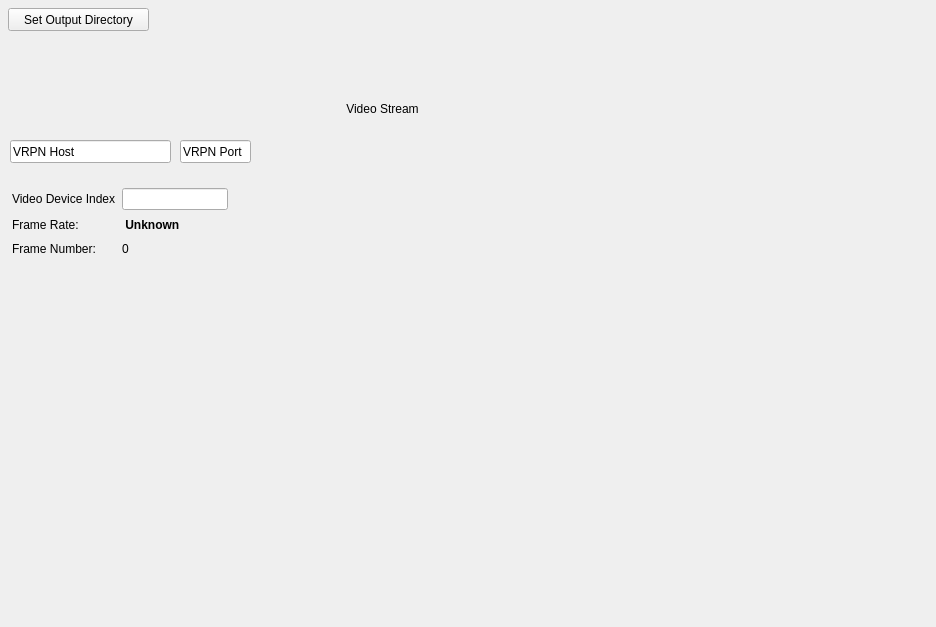
Qt form tools/workbench/live_window.ui (hcilab-uic/ipme) before a commit.
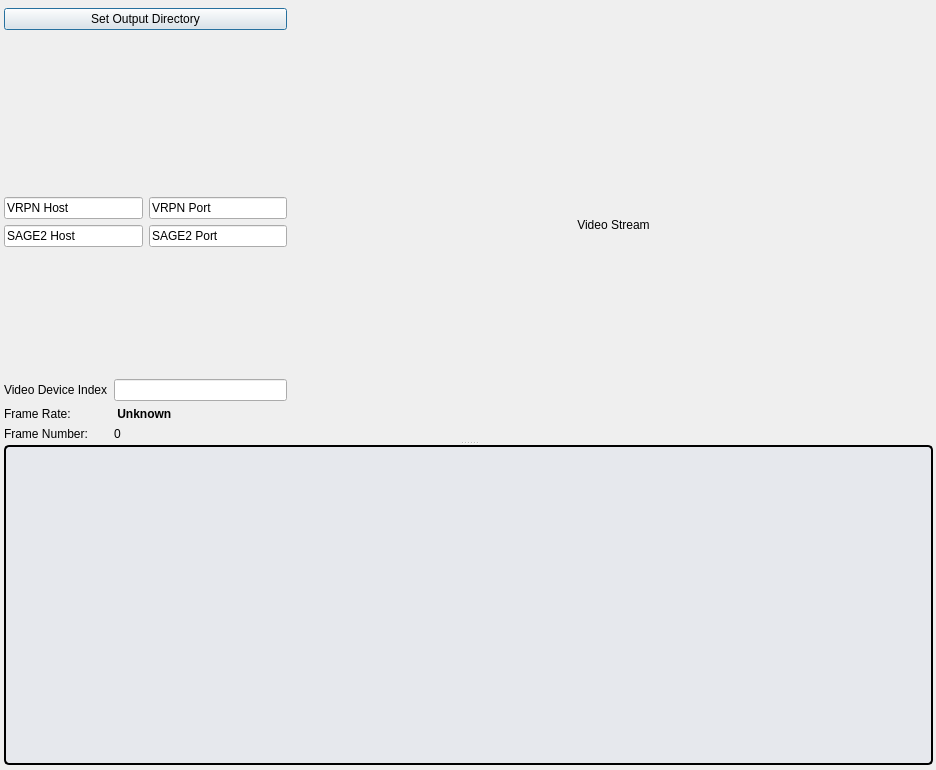
The same form after that commit.

Commit message: layout mess

```diff
--- a/tools/workbench/live_window.ui
+++ b/tools/workbench/live_window.ui
@@ -7,43 +7,39 @@
     <x>0</x>
     <y>0</y>
     <width>936</width>
-    <height>627</height>
+    <height>770</height>
    </rect>
   </property>
   <property name="windowTitle">
    <string>Live Window</string>
   </property>
-  <widget class="QLabel" name="video_feed_label">
+  <widget class="QSplitter" name="main_vertical_splitter">
    <property name="geometry">
     <rect>
-     <x>260</x>
-     <y>40</y>
-     <width>245</width>
-     <height>137</height>
+     <x>4</x>
+     <y>8</y>
+     <width>929</width>
+     <height>757</height>
     </rect>
    </property>
-   <property name="autoFillBackground">
-    <bool>false</bool>
+   <property name="orientation">
+    <enum>Qt::Vertical</enum>
    </property>
-   <property name="styleSheet">
-    <string notr="true">background-color: transparent;</string>
-   </property>
+   <widget class="QWidget" name="layoutWidget">
+    <layout class="QHBoxLayout" name="content_layout">
+     <item>
+      <layout class="QVBoxLayout" name="control_layout">
+       <item>
+        <widget class="QPushButton" name="set_output_dir_button">
    <property name="text">
-    <string>Video Stream</string>
-   </property>
-   <property name="alignment">
-    <set>Qt::AlignCenter</set>
-   </property>
-  </widget>
+          <string>Set Output Directory</string>
+         </property>
+        </widget>
+       </item>
+       <item>
+        <layout class="QHBoxLayout" name="button_layout">
+         <item>
   <widget class="QPushButton" name="start_experiment_button">
-   <property name="geometry">
-    <rect>
-     <x>10</x>
-     <y>40</y>
-     <width>91</width>
-     <height>81</height>
-    </rect>
-   </property>
    <property name="styleSheet">
     <string notr="true">font-weight: bold;
 font-size: 24px;
@@ -53,15 +49,9 @@
     <string/>
    </property>
   </widget>
+         </item>
+         <item>
   <widget class="QPushButton" name="stop_experiment_button">
-   <property name="geometry">
-    <rect>
-     <x>110</x>
-     <y>40</y>
-     <width>91</width>
-     <height>81</height>
-    </rect>
-   </property>
    <property name="styleSheet">
     <string notr="true">background: transparent;
 border-color: transparent;
@@ -73,54 +63,68 @@
     <string/>
    </property>
   </widget>
+         </item>
+        </layout>
+       </item>
+       <item>
+        <spacer name="vspacer_2">
+         <property name="orientation">
+          <enum>Qt::Vertical</enum>
+         </property>
+         <property name="sizeHint" stdset="0">
+          <size>
+           <width>20</width>
+           <height>40</height>
+          </size>
+         </property>
+        </spacer>
+       </item>
+       <item>
+        <layout class="QGridLayout" name="connection_settings_layout">
+         <item row="0" column="0">
   <widget class="QLineEdit" name="vrpn_host_edit">
-   <property name="geometry">
-    <rect>
-     <x>10</x>
-     <y>140</y>
-     <width>161</width>
-     <height>23</height>
-    </rect>
-   </property>
    <property name="text">
     <string>VRPN Host</string>
    </property>
   </widget>
+         </item>
+         <item row="0" column="1">
   <widget class="QLineEdit" name="vrpn_port_edit">
-   <property name="geometry">
-    <rect>
-     <x>180</x>
-     <y>140</y>
-     <width>71</width>
-     <height>23</height>
-    </rect>
-   </property>
    <property name="text">
     <string>VRPN Port</string>
    </property>
   </widget>
-  <widget class="QPushButton" name="set_output_dir_button">
-   <property name="geometry">
-    <rect>
-     <x>8</x>
-     <y>8</y>
-     <width>141</width>
-     <height>23</height>
-    </rect>
-   </property>
+         </item>
+         <item row="1" column="0">
+          <widget class="QLineEdit" name="sage_host_edit">
+           <property name="text">
+            <string>SAGE2 Host</string>
+           </property>
+          </widget>
+         </item>
+         <item row="1" column="1">
+          <widget class="QLineEdit" name="sage_port_edit">
    <property name="text">
-    <string>Set Output Directory</string>
-   </property>
-  </widget>
-  <widget class="QWidget" name="">
-   <property name="geometry">
-    <rect>
-     <x>12</x>
-     <y>188</y>
-     <width>216</width>
-     <height>70</height>
-    </rect>
-   </property>
+            <string>SAGE2 Port</string>
+           </property>
+          </widget>
+         </item>
+        </layout>
+       </item>
+       <item>
+        <spacer name="vspacer_1">
+         <property name="orientation">
+          <enum>Qt::Vertical</enum>
+         </property>
+         <property name="sizeHint" stdset="0">
+          <size>
+           <width>20</width>
+           <height>40</height>
+          </size>
+         </property>
+        </spacer>
+       </item>
+       <item>
    <layout class="QGridLayout" name="camera_settings_grid">
     <item row="0" column="0">
      <widget class="QLabel" name="video_device_index_label">
@@ -167,6 +171,68 @@
      </widget>
     </item>
    </layout>
+       </item>
+      </layout>
+     </item>
+     <item>
+      <spacer name="hspacer_2">
+       <property name="orientation">
+        <enum>Qt::Horizontal</enum>
+       </property>
+       <property name="sizeHint" stdset="0">
+        <size>
+         <width>40</width>
+         <height>20</height>
+        </size>
+       </property>
+      </spacer>
+     </item>
+     <item>
+      <widget class="QLabel" name="video_feed_label">
+       <property name="autoFillBackground">
+        <bool>false</bool>
+       </property>
+       <property name="styleSheet">
+        <string notr="true">background-color: transparent;</string>
+       </property>
+       <property name="text">
+        <string>Video Stream</string>
+       </property>
+       <property name="alignment">
+        <set>Qt::AlignCenter</set>
+       </property>
+      </widget>
+     </item>
+     <item>
+      <spacer name="hspacer_1">
+       <property name="orientation">
+        <enum>Qt::Horizontal</enum>
+       </property>
+       <property name="sizeHint" stdset="0">
+        <size>
+         <width>40</width>
+         <height>20</height>
+        </size>
+       </property>
+      </spacer>
+     </item>
+    </layout>
+   </widget>
+   <widget class="QWidget" name="horizontalLayoutWidget">
+    <layout class="QVBoxLayout" name="bottom_layout" stretch="0">
+     <item>
+      <widget class="QTextBrowser" name="log_window">
+       <property name="styleSheet">
+        <string notr="true">background-color: #e6e8ed;
+font-weight: bold;
+border-radius: 5px;
+border-width: 2px;
+border-style: inset;</string>
+       </property>
+      </widget>
+     </item>
+    </layout>
+   </widget>
   </widget>
  </widget>
  <resources/>
```
Lines whose indentation alone changed are shown as unchanged. The commit also changes 2 other files.
